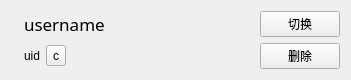
Above: src/resf/user_item.ui from clb-128258/TiebaDesktop before the change. Below: the same form after it.
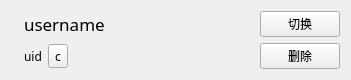
That is the form after the change.

Diff of the .ui file:
```diff
--- a/src/resf/user_item.ui
+++ b/src/resf/user_item.ui
@@ -10,6 +10,12 @@
     <height>72</height>
    </rect>
   </property>
+  <property name="font">
+   <font>
+    <family>微软雅黑</family>
+    <pointsize>9</pointsize>
+   </font>
+  </property>
   <property name="windowTitle">
    <string>Form</string>
   </property>
@@ -59,6 +65,15 @@
     <layout class="QHBoxLayout" name="horizontalLayout">
      <item>
       <widget class="QLabel" name="label_3">
+       <property name="font">
+        <font>
+         <family>微软雅黑</family>
+         <pointsize>9</pointsize>
+        </font>
+       </property>
+       <property name="styleSheet">
+        <string notr="true"/>
+       </property>
        <property name="text">
         <string>uid</string>
        </property>
```
Left out of the diff: 12 changed lines with no effect on the pictures.
